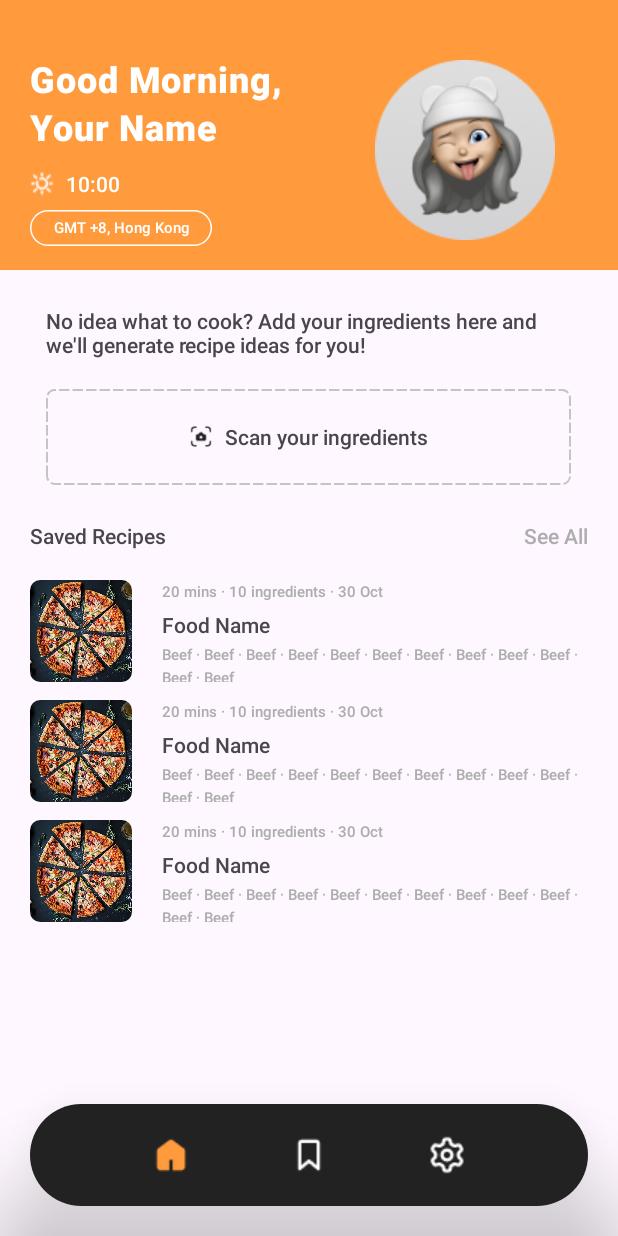
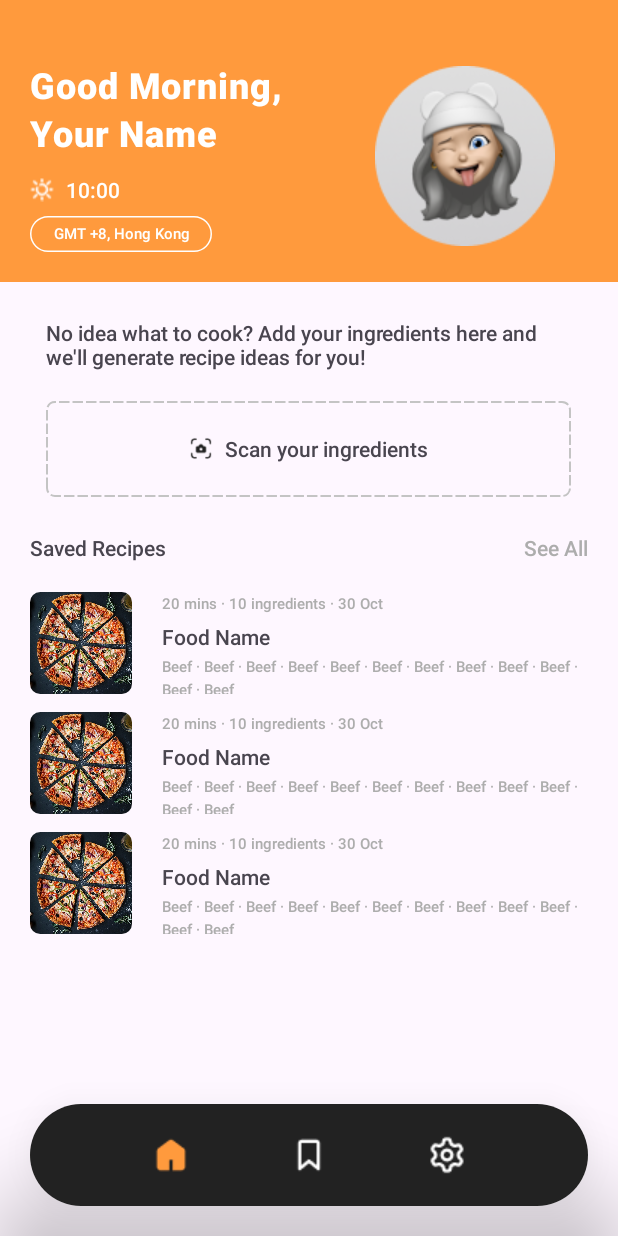
Before and after one commit to rrickyp/Cooking-Bot, an Android app: the screen it shows after launch (Home), on a phone screen of 412 x 824 dp. Run offline under Robolectric (Android 15) with nearby library versions, the phone set to English and light mode, and no system bars.

Commit message:
liat tuh

```diff
--- a/app/src/main/res/layout/home.xml
+++ b/app/src/main/res/layout/home.xml
@@ -10,32 +10,12 @@
         android:layout_height="match_parent"
         android:orientation="vertical">
 
-        <FrameLayout
-            android:layout_width="match_parent"
-            android:layout_height="180dp"
-            android:background="#FF9A3D">
-
-        </FrameLayout>
-
-        <LinearLayout
-            android:layout_width="match_parent"
-            android:layout_height="match_parent"
-            android:orientation="vertical">
-
-
-        </LinearLayout>
-    </LinearLayout>
-
-    <LinearLayout
-        android:layout_width="match_parent"
-        android:layout_height="match_parent"
-        android:orientation="vertical">
-
         <LinearLayout
             android:layout_width="match_parent"
             android:layout_height="wrap_content"
             android:orientation="vertical"
-            android:paddingVertical="16dp">
+            android:background="#FF9A3D"
+            android:paddingVertical="20dp">
 
             <LinearLayout
                 android:layout_width="match_parent"
--- a/app/src/main/res/layout/scan_page.xml
+++ b/app/src/main/res/layout/scan_page.xml
@@ -10,7 +10,7 @@
 
     <LinearLayout
         android:layout_width="match_parent"
-        android:layout_height="wrap_content"
+        android:layout_height="match_parent"
         android:orientation="vertical">
 
         <LinearLayout
```
